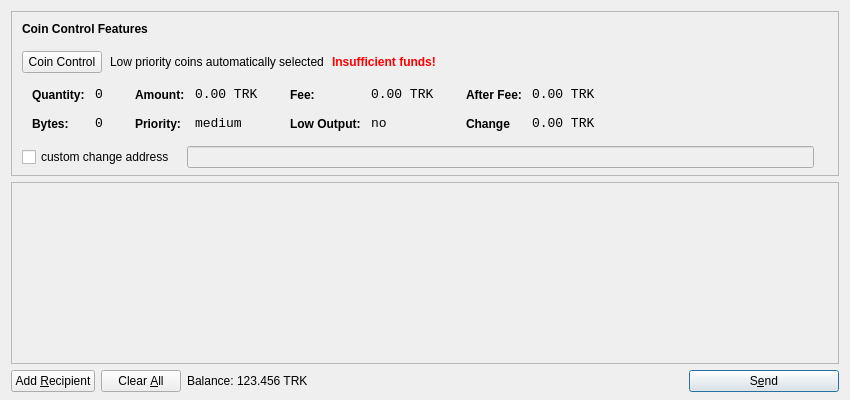
truckit/Truckcoin, file src/qt/forms/sendcoinsdialog.ui: the form before one commit.
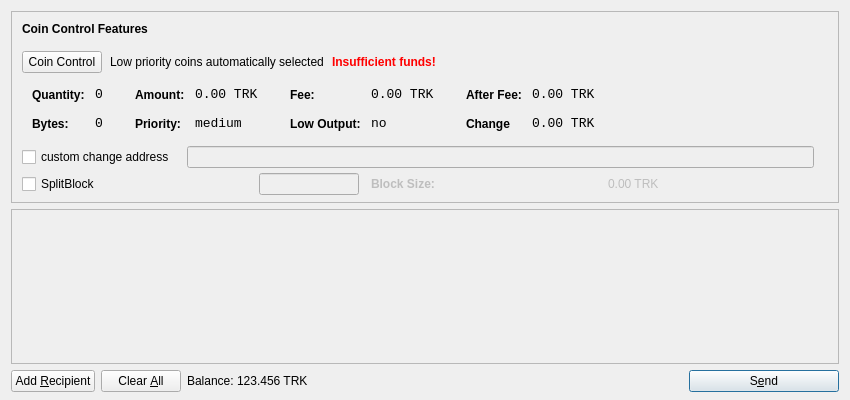
The form after the commit. Icons and pictures are not drawn.

The edit to the form file:
```diff
--- a/src/qt/forms/sendcoinsdialog.ui
+++ b/src/qt/forms/sendcoinsdialog.ui
@@ -606,6 +606,74 @@
           </item>
          </layout>
         </item>
+        <item>
+         <layout class="QHBoxLayout" name="horizontalLayoutCoinControl4a" stretch="0,0,0,0">
+          <property name="spacing">
+           <number>12</number>
+          </property>
+          <property name="sizeConstraint">
+           <enum>QLayout::SetDefaultConstraint</enum>
+          </property>
+          <property name="topMargin">
+           <number>5</number>
+          </property>
+          <property name="rightMargin">
+           <number>5</number>
+          </property>
+           <item> 
+           <widget class="QCheckBox" name="splitBlockCheckBox"> 
+            <property name="text"> 
+             <string>SplitBlock</string> 
+            </property> 
+           </widget> 
+          </item> 
+          <item> 
+           <widget class="QLineEdit" name="splitBlockLineEdit"> 
+            <property name="enabled"> 
+             <bool>false</bool> 
+            </property> 
+            <property name="sizePolicy"> 
+             <sizepolicy hsizetype="Fixed" vsizetype="Fixed"> 
+              <horstretch>0</horstretch> 
+              <verstretch>0</verstretch> 
+             </sizepolicy> 
+            </property> 
+            <property name="maximumSize"> 
+             <size> 
+              <width>100</width> 
+              <height>16777215</height> 
+             </size> 
+            </property> 
+           </widget> 
+          </item> 
+          <item> 
+           <widget class="QLabel" name="labelBlockSizeText"> 
+            <property name="enabled"> 
+             <bool>false</bool> 
+            </property> 
+            <property name="font"> 
+             <font> 
+              <weight>75</weight> 
+              <bold>true</bold> 
+             </font> 
+            </property> 
+            <property name="text"> 
+             <string>Block Size:</string> 
+            </property> 
+           </widget> 
+          </item> 
+          <item> 
+           <widget class="QLabel" name="labelBlockSize"> 
+            <property name="enabled"> 
+             <bool>false</bool> 
+            </property> 
+            <property name="text"> 
+             <string>0.00 TRK</string> 
+            </property>
+           </widget> 
+           </item>
+         </layout>
+        </item>
         <item>
          <spacer name="verticalSpacerCoinControl">
           <property name="orientation">
```
Left out of the diff: 25 changed lines with no effect on the pictures.
